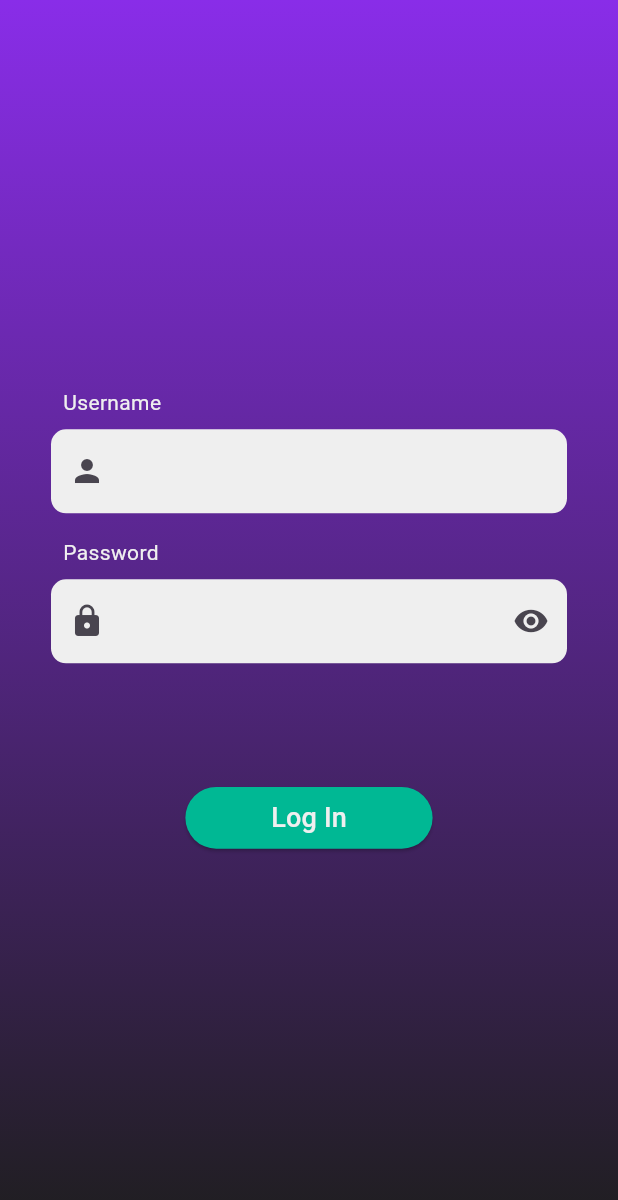
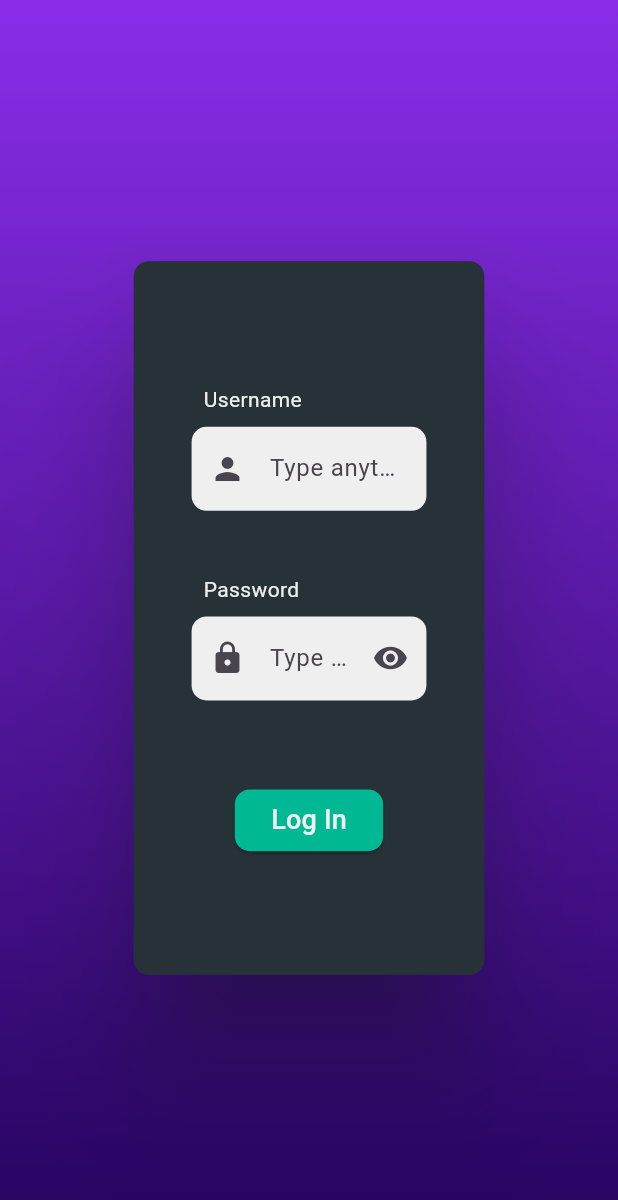
Before and after one commit to Gustavo-CRS/weather_app, a Flutter app: the screen it shows after launch, on a phone screen of 412 x 824 dp. Shown: the top 1200 px of the screen. Run offline on Flutter 3.47's test engine with Material 3 defaults, Android fonts, the phone set to English and light mode, and no system bars; our stand-ins replace flutter_dotenv, flutter_mobx, geolocator, mobx; generated files the repository leaves out were written again.

Commit message:
card widget for login (not sure about the card yet)

```diff
--- a/lib/src/auth/login_controller/login_controller.dart
+++ b/lib/src/auth/login_controller/login_controller.dart
@@ -18,9 +18,6 @@ abstract class _LoginControllerBase with Store {
   @computed
   bool get isValid {
     if (username.trim().isEmpty || password.trim().isEmpty) {
-      return false;
-    }
-    if (password.length < 6) {
       return false;
     }
     return true;
--- a/lib/src/auth/login_page/login_page.dart
+++ b/lib/src/auth/login_page/login_page.dart
@@ -14,17 +14,30 @@ class LoginPage extends StatelessWidget {
     return Scaffold(
       body: SafeArea(
         child: Container(
+          width: width,
           decoration: const BoxDecoration(
             gradient: LinearGradient(
               begin: Alignment.topCenter,
               end: Alignment.bottomCenter,
-              colors: [AppColors.purple, AppColors.mainBlack],
+              colors: [AppColors.purple, AppColors.darkBlue],
             ),
           ),
           child: Padding(
             padding: const EdgeInsets.all(16.0),
             child: Column(
               mainAxisAlignment: MainAxisAlignment.center,
+              children: [
+                Card(
+                  elevation: 36,
+                  color: AppColors.deepBlueGrey,
+                  shadowColor: AppColors.secondaryBlack,
+                  shape: RoundedRectangleBorder(
+                    borderRadius: BorderRadius.circular(10.0),
+                  ),
+                  child: Padding(
+                    padding: EdgeInsets.symmetric(
+                        vertical: height * .1, horizontal: width * .05),
+                    child: Column(
                       children: [
                         Column(
                           crossAxisAlignment: CrossAxisAlignment.start,
@@ -37,19 +50,26 @@ class LoginPage extends StatelessWidget {
                               ),
                             ),
                             Padding(
-                      padding: const EdgeInsets.symmetric(horizontal: 18),
+                              padding:
+                                  const EdgeInsets.symmetric(horizontal: 18),
                               child: Observer(builder: (_) {
-                        return TextFormField(
+                                return SizedBox(
+                                  width: width * 0.38,
+                                  height: height * 0.1,
+                                  child: TextFormField(
                                     onChanged: controller.setUsername,
                                     keyboardType: TextInputType.emailAddress,
                                     decoration: InputDecoration(
+                                      hintText: 'Type anything',
                                       prefixIcon: const Icon(Icons.person),
                                       iconColor: AppColors.mainBlack,
                                       filled: true,
                                       fillColor: AppColors.white,
                                       border: OutlineInputBorder(
-                              borderRadius: BorderRadius.circular(10.0),
+                                        borderRadius:
+                                            BorderRadius.circular(10.0),
                                         borderSide: BorderSide.none,
+                                      ),
                                     ),
                                   ),
                                 );
@@ -69,13 +89,18 @@ class LoginPage extends StatelessWidget {
                               ),
                             ),
                             Padding(
-                      padding: const EdgeInsets.symmetric(horizontal: 18),
+                              padding:
+                                  const EdgeInsets.symmetric(horizontal: 18),
                               child: Observer(builder: (_) {
-                        return TextFormField(
+                                return SizedBox(
+                                  width: width * 0.38,
+                                  height: height * 0.1,
+                                  child: TextFormField(
                                     onChanged: controller.setPassword,
                                     obscureText: controller.obscureText,
                                     keyboardType: TextInputType.emailAddress,
                                     decoration: InputDecoration(
+                                      hintText: 'Type any password',
                                       prefixIcon: const Icon(Icons.lock),
                                       suffixIcon: IconButton(
                                         icon: const Icon(Icons.visibility),
@@ -85,8 +110,10 @@ class LoginPage extends StatelessWidget {
                                       filled: true,
                                       fillColor: AppColors.white,
                                       border: OutlineInputBorder(
-                              borderRadius: BorderRadius.circular(10.0),
+                                        borderRadius:
+                                            BorderRadius.circular(10.0),
                                         borderSide: BorderSide.none,
+                                      ),
                                     ),
                                   ),
                                 );
@@ -94,12 +121,18 @@ class LoginPage extends StatelessWidget {
                             ),
                           ],
                         ),
-                SizedBox(height: height * 0.1),
+                        SizedBox(height: height * 0.04),
                         SizedBox(
-                  width: width * 0.4,
+                          width: width * 0.24,
                           height: height * 0.05,
                           child: ElevatedButton(
                             style: ButtonStyle(
+                              shape: MaterialStateProperty.all<
+                                  RoundedRectangleBorder>(
+                                RoundedRectangleBorder(
+                                  borderRadius: BorderRadius.circular(10.0),
+                                ),
+                              ),
                               backgroundColor:
                                   MaterialStateProperty.all(AppColors.green),
                             ),
@@ -113,17 +146,24 @@ class LoginPage extends StatelessWidget {
                                     title: const Center(child: Text('Error')),
                                     content: Container(
                                       constraints: BoxConstraints(
-                                  maxHeight: height * .1, maxWidth: width * .4),
+                                          maxHeight: height * .1,
+                                          maxWidth: width * .4),
                                       child: const Center(
-                                  child: Text('Username or password invalid')),
+                                          child: Text(
+                                              'Username or password invalid')),
                                     ),
                                   ),
                                 );
                               }
                             },
                             child: const Text(
-                        style: TextStyle(fontSize: 18, color: AppColors.white),
+                                style: TextStyle(
+                                    fontSize: 18, color: AppColors.white),
                                 'Log In'),
+                          ),
+                        ),
+                      ],
+                    ),
                   ),
                 ),
               ],
--- a/lib/src/home/home_page/home_page.dart
+++ b/lib/src/home/home_page/home_page.dart
@@ -21,7 +21,7 @@ class HomePage extends StatelessWidget {
             gradient: LinearGradient(
               begin: Alignment.topCenter,
               end: Alignment.bottomCenter,
-              colors: [AppColors.purple, AppColors.mainBlack],
+              colors: [AppColors.purple, AppColors.darkBlue],
             ),
           ),
           child: Column(
@@ -36,15 +36,15 @@ class HomePage extends StatelessWidget {
                         child: Text(
                           'Error',
                           style: TextStyle(
-                            color: AppColors.red,
+                            color: AppColors.white,
                             fontSize: 32,
                           ),
                         ),
                       ),
                       content: Text(
                         'Error: ${controller.error}',
-                        style:
-                            const TextStyle(color: AppColors.red, fontSize: 18),
+                        style: const TextStyle(
+                            color: AppColors.white, fontSize: 18),
                         textAlign: TextAlign.center,
                       ),
                       actions: [
@@ -53,7 +53,10 @@ class HomePage extends StatelessWidget {
                             controller.fetchCurrentLocationWeather();
                           },
                           child: const Center(
-                            child: Text('Try again'),
+                            child: Text(
+                              'Try again',
+                              style: TextStyle(color: AppColors.white),
+                            ),
                           ),
                         ),
                       ],
--- a/lib/src/utils/theme/app_colors.dart
+++ b/lib/src/utils/theme/app_colors.dart
@@ -9,4 +9,6 @@ class AppColors {
   static const green = Color(0xff00B894);
   static const red = Color(0xffD63031);
   static const pink = Color(0xfff70766);
+  static const darkBlue = Color.fromARGB(255, 38, 3, 95);
+  static const deepBlueGrey = Color(0xFF263238);
 }
```
Lines whose indentation alone changed are shown as unchanged.
